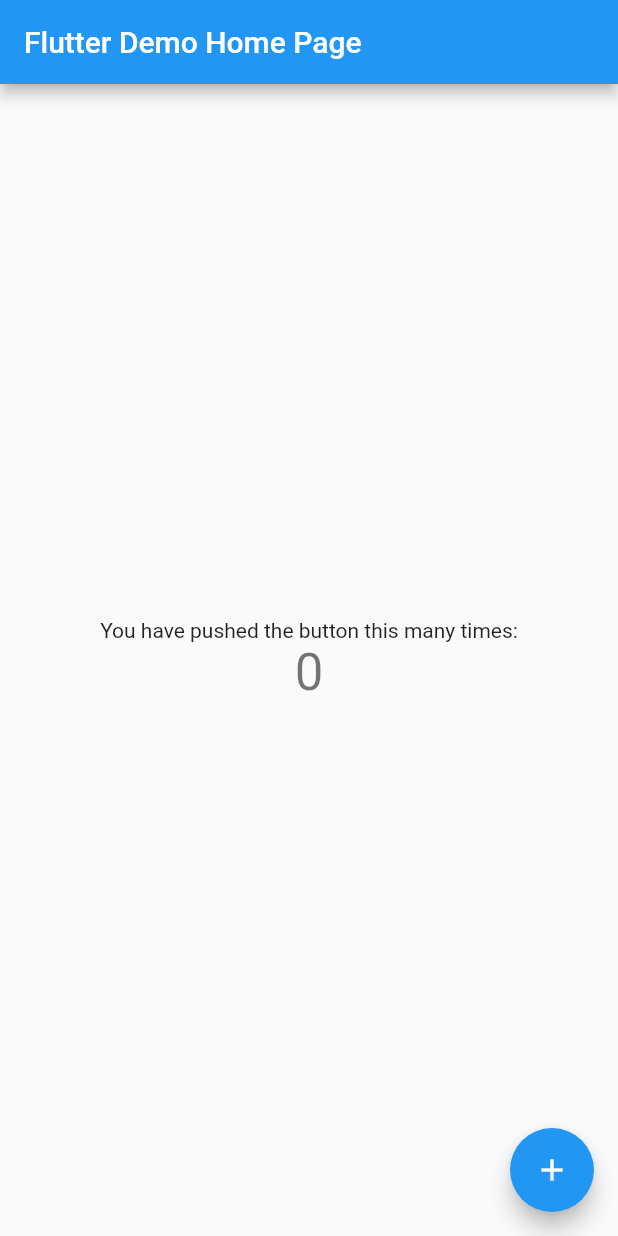
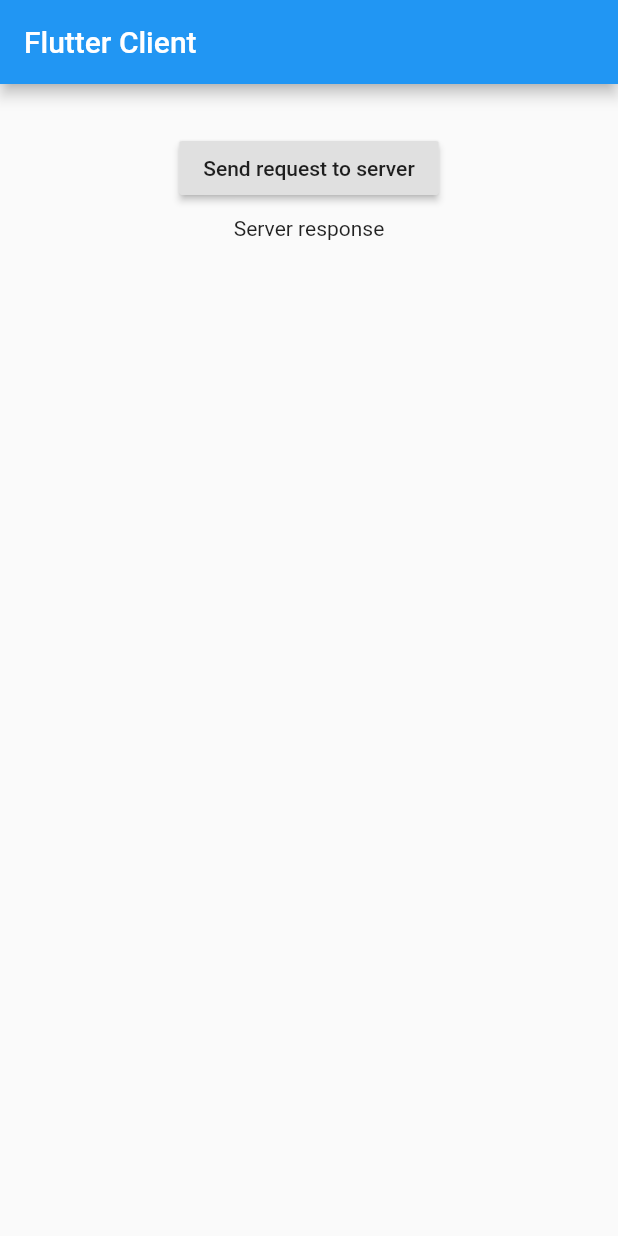
Before and after one commit to sun-fox/flutter-with-redux, a Flutter app: the screen it shows after launch, on a phone screen of 412 x 824 dp. Run offline on Flutter 3.47's test engine with Material 2 defaults, Android fonts, the phone set to English and light mode, and no system bars.

Commit message:
Learnt how to make http get requests to the nodeJs server.

```diff
--- a/lib/main.dart
+++ b/lib/main.dart
@@ -1,117 +1,77 @@
+import 'dart:io';
+
 import 'package:flutter/material.dart';
+import 'package:http/http.dart';
 
-void main() {
-  runApp(MyApp());
-}
+void main() => runApp(MyApp());
 
 class MyApp extends StatelessWidget {
-  // This widget is the root of your application.
   @override
   Widget build(BuildContext context) {
     return MaterialApp(
-      title: 'Flutter Demo',
+      title: 'Node server demo',
+      debugShowCheckedModeBanner: false,
       theme: ThemeData(
-        // This is the theme of your application.
-        //
-        // Try running your application with "flutter run". You'll see the
-        // application has a blue toolbar. Then, without quitting the app, try
-        // changing the primarySwatch below to Colors.green and then invoke
-        // "hot reload" (press "r" in the console where you ran "flutter run",
-        // or simply save your changes to "hot reload" in a Flutter IDE).
-        // Notice that the counter didn't reset back to zero; the application
-        // is not restarted.
         primarySwatch: Colors.blue,
-        // This makes the visual density adapt to the platform that you run
-        // the app on. For desktop platforms, the controls will be smaller and
-        // closer together (more dense) than on mobile platforms.
-        visualDensity: VisualDensity.adaptivePlatformDensity,
       ),
-      home: MyHomePage(title: 'Flutter Demo Home Page'),
+      home: Scaffold(
+        appBar: AppBar(title: Text('Flutter Client')),
+        body: BodyWidget(),
+      ),
     );
   }
 }
 
-class MyHomePage extends StatefulWidget {
-  MyHomePage({Key key, this.title}) : super(key: key);
+class BodyWidget extends StatefulWidget {
+  @override
+  BodyWidgetState createState() {
+    return new BodyWidgetState();
+  }
+}
 
-  // This widget is the home page of your application. It is stateful, meaning
-  // that it has a State object (defined below) that contains fields that affect
-  // how it looks.
-
-  // This class is the configuration for the state. It holds the values (in this
-  // case the title) provided by the parent (in this case the App widget) and
-  // used by the build method of the State. Fields in a Widget subclass are
-  // always marked "final".
-
-  final String title;
+class BodyWidgetState extends State<BodyWidget> {
+  String serverResponse = 'Server response';
 
   @override
-  _MyHomePageState createState() => _MyHomePageState();
-}
+  Widget build(BuildContext context) {
 
-class _MyHomePageState extends State<MyHomePage> {
-  int _counter = 0;
+    return Padding(
+      padding: const EdgeInsets.all(32.0),
+      child: Align(
+        alignment: Alignment.topCenter,
+        child: SizedBox(
+          width: 200,
+          child: Column(
+            crossAxisAlignment: CrossAxisAlignment.center,
+            children: <Widget>[
+              RaisedButton(
+                child: Text('Send request to server'),
+                onPressed: () {
+                  _makeGetRequest();
+                },
+              ),
+              Padding(
+                padding: const EdgeInsets.all(8.0),
+                child: Text(serverResponse),
+              ),
+            ],
+          ),
+        ),
+      ),
+    );
+  }
 
-  void _incrementCounter() {
+  _makeGetRequest() async {
+    Response response = await get(_localhost());
     setState(() {
-      // This call to setState tells the Flutter framework that something has
-      // changed in this State, which causes it to rerun the build method below
-      // so that the display can reflect the updated values. If we changed
-      // _counter without calling setState(), then the build method would not be
-      // called again, and so nothing would appear to happen.
-      _counter++;
+      serverResponse = response.body;
     });
   }
 
-  @override
-  Widget build(BuildContext context) {
-    // This method is rerun every time setState is called, for instance as done
-    // by the _incrementCounter method above.
-    //
-    // The Flutter framework has been optimized to make rerunning build methods
-    // fast, so that you can just rebuild anything that needs updating rather
-    // than having to individually change instances of widgets.
-    return Scaffold(
-      appBar: AppBar(
-        // Here we take the value from the MyHomePage object that was created by
-        // the App.build method, and use it to set our appbar title.
-        title: Text(widget.title),
-      ),
-      body: Center(
-        // Center is a layout widget. It takes a single child and positions it
-        // in the middle of the parent.
-        child: Column(
-          // Column is also a layout widget. It takes a list of children and
-          // arranges them vertically. By default, it sizes itself to fit its
-          // children horizontally, and tries to be as tall as its parent.
-          //
-          // Invoke "debug painting" (press "p" in the console, choose the
-          // "Toggle Debug Paint" action from the Flutter Inspector in Android
-          // Studio, or the "Toggle Debug Paint" command in Visual Studio Code)
-          // to see the wireframe for each widget.
-          //
-          // Column has various properties to control how it sizes itself and
-          // how it positions its children. Here we use mainAxisAlignment to
-          // center the children vertically; the main axis here is the vertical
-          // axis because Columns are vertical (the cross axis would be
-          // horizontal).
-          mainAxisAlignment: MainAxisAlignment.center,
-          children: <Widget>[
-            Text(
-              'You have pushed the button this many times:',
-            ),
-            Text(
-              '$_counter',
-              style: Theme.of(context).textTheme.headline4,
-            ),
-          ],
-        ),
-      ),
-      floatingActionButton: FloatingActionButton(
-        onPressed: _incrementCounter,
-        tooltip: 'Increment',
-        child: Icon(Icons.add),
-      ), // This trailing comma makes auto-formatting nicer for build methods.
-    );
+  String _localhost() {
+    if (Platform.isAndroid)
+      return 'http://10.0.2.2:3000';
+    else // for iOS simulator
+      return 'http://localhost:3000';
   }
 }
--- a/pubspec.yaml
+++ b/pubspec.yaml
@@ -23,7 +23,7 @@ environment:
 dependencies:
   flutter:
     sdk: flutter
-
+  http: ^0.12.1
 
   # The following adds the Cupertino Icons font to your application.
   # Use with the CupertinoIcons class for iOS style icons.
@@ -32,7 +32,6 @@ dependencies:
 dev_dependencies:
   flutter_test:
     sdk: flutter
-
 # For information on the generic Dart part of this file, see the
 # following page: https://dart.dev/tools/pub/pubspec
 
```
Also changed, not shown: pubspec.lock.
